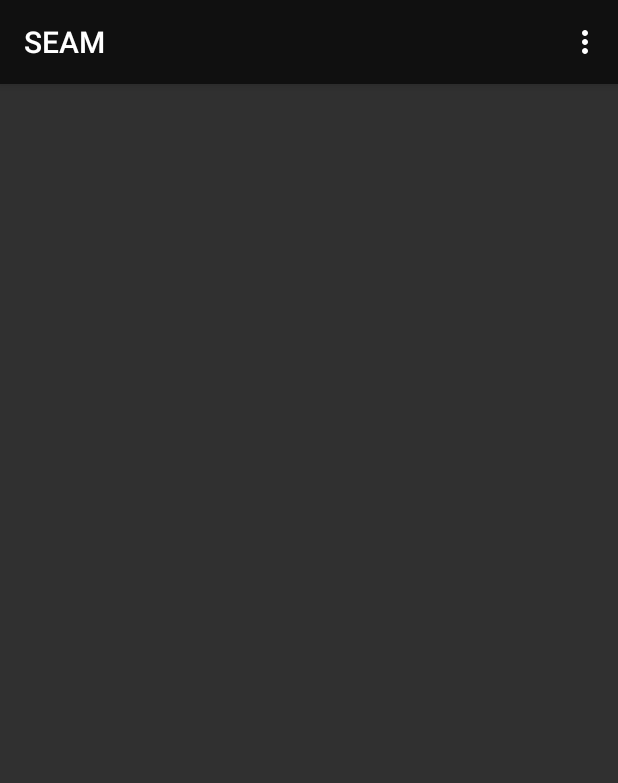
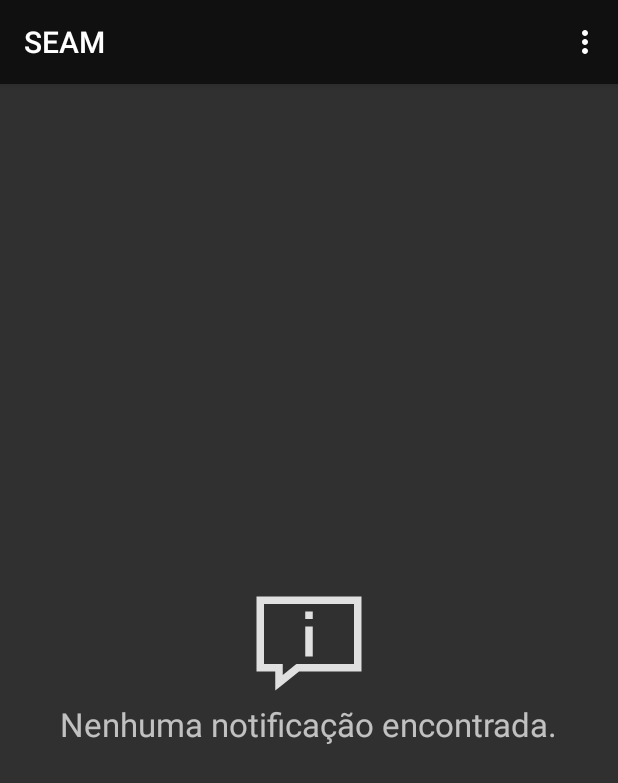
Before and after one commit to cayofontana/SEAM, an Android app: the screen it shows after launch (MainActivity), on a phone screen of 412 x 824 dp. Shown: the top 783 px of the screen. Run offline under Robolectric (Android 15) with nearby library versions, the phone set to English and light mode, and no system bars.

Commit message:
Implementação de popup de Mensagem em XML; Implementação de tratamento de notificações (lista) vazia.

```diff
--- a/app/src/main/java/com/example/cayo/seam/MainActivity.java
+++ b/app/src/main/java/com/example/cayo/seam/MainActivity.java
@@ -1,27 +1,22 @@
 package com.example.cayo.seam;
 
 import android.content.BroadcastReceiver;
-import android.content.ClipData;
 import android.content.ClipboardManager;
 import android.content.Context;
-import android.content.DialogInterface;
 import android.content.Intent;
 import android.content.IntentFilter;
-import android.support.v7.app.AlertDialog;
 import android.support.v7.app.AppCompatActivity;
 import android.os.Bundle;
 import android.view.Menu;
 import android.view.MenuInflater;
 import android.view.MenuItem;
 import android.view.View;
-import android.view.animation.AlphaAnimation;
-import android.view.animation.Animation;
-import android.view.animation.AnimationSet;
+import android.widget.LinearLayout;
 import android.widget.ListView;
-import android.widget.TextView;
 
 import com.example.cayo.seam.infraestrutura.Util;
 import com.example.cayo.seam.servico.NotificacaoServico;
+
 import com.google.firebase.iid.FirebaseInstanceId;
 
 import java.util.List;
@@ -29,6 +24,7 @@ import java.util.List;
 public class MainActivity extends AppCompatActivity
 {
     private ListView lvwNotificacoes;
+    private LinearLayout painelListaVazia;
 
     @Override
     protected void onCreate(Bundle savedInstanceState)
@@ -37,6 +33,8 @@ public class MainActivity extends AppCompatActivity
         setContentView(R.layout.activity_main);
 
         lvwNotificacoes = (ListView) findViewById(R.id.lvwNotificacoes);
+        painelListaVazia = (LinearLayout) findViewById(R.id.painelListaVazia);
+
         exibirNotificacoes();
 
         if (getIntent().getExtras() != null && getIntent().getExtras().containsKey("seam"))
@@ -72,7 +70,7 @@ public class MainActivity extends AppCompatActivity
         switch (item.getItemId())
         {
             case R.id.token:
-                Util.exibirPopup((ClipboardManager) getSystemService(CLIPBOARD_SERVICE), this, "Token (ID)", FirebaseInstanceId.getInstance().getToken());
+                Util.exibirDialogo((ClipboardManager) getSystemService(CLIPBOARD_SERVICE), this, FirebaseInstanceId.getInstance().getToken());
                 return (true);
             default:
                 return (super.onOptionsItemSelected(item));
@@ -81,8 +79,17 @@ public class MainActivity extends AppCompatActivity
 
     private void exibirNotificacoes()
     {
+        painelListaVazia.setVisibility(View.INVISIBLE);
+        lvwNotificacoes.setVisibility(View.INVISIBLE);
+
         List<NotificacaoVisao> notificacoesVisao = NotificacaoVisao.listar(this);
-        lvwNotificacoes.setAdapter(new NotificacaoAdapter(this, notificacoesVisao));
+
+        if (notificacoesVisao.isEmpty())
+            painelListaVazia.setVisibility(View.VISIBLE);
+        else {
+            lvwNotificacoes.setVisibility(View.VISIBLE);
+            lvwNotificacoes.setAdapter(new NotificacaoAdapter(this, notificacoesVisao));
+        }
     }
 
     private class MainActivityReceiver extends BroadcastReceiver
--- a/app/src/main/java/com/example/cayo/seam/NotificacaoVisao.java
+++ b/app/src/main/java/com/example/cayo/seam/NotificacaoVisao.java
@@ -91,7 +91,7 @@ public class NotificacaoVisao
         List<NotificacaoVisao> notificacoesVisao = new ArrayList<NotificacaoVisao>();
 
         for (Notificacao notificacao : Notificacao.listar(contexto))
-            notificacoesVisao.add(new NotificacaoVisao(notificacao,"Evento " + notificacao.getId() + ": Possível Invasão", "Sensores notificaram presença de objeto em ", Util.alterarFormatoData(notificacao.getData(), "dd/MM/yyyy hh:mm:ss"), 1));
+            notificacoesVisao.add(new NotificacaoVisao(notificacao,"Notificação " + notificacao.getId() + ": Possível Invasão", "Sensores identificaram a presença de objeto em ", Util.alterarFormatoData(notificacao.getData(), "dd/MM/yyyy hh:mm:ss"), 1));
 
         return (notificacoesVisao);
     }
--- a/app/src/main/java/com/example/cayo/seam/dados/DBHelper.java
+++ b/app/src/main/java/com/example/cayo/seam/dados/DBHelper.java
@@ -7,7 +7,7 @@ import com.example.cayo.seam.dados.NotificacaoContrato.NotificacaoVerbete;
 
 public class DBHelper extends SQLiteOpenHelper
 {
-    public static final int VERSAO_DATABASE = 2;
+    public static final int VERSAO_DATABASE = 3;
     public static final String NOME_DATABASE = "SEAM.db";
 
     private static final String SQL_CRIAR_TABELAS =
--- /dev/null
+++ b/app/src/main/res/drawable/ic_informacao.xml
@@ -0,0 +1,4 @@
+<vector android:height="24dp" android:viewportHeight="32"
+    android:viewportWidth="32" android:width="24dp" xmlns:android="http://schemas.android.com/apk/res/android">
+    <path android:fillColor="#E0E0E0" android:pathData="M2,6L2,26L7,26L7,31.0938L8.625,29.7813L13.3438,26L30,26L30,6ZM4,8L28,8L28,24L12.6563,24L12.375,24.2188L9,26.9063L9,24L4,24ZM15,10L15,12L17,12L17,10ZM15,14L15,22L17,22L17,14Z"/>
+</vector>
--- a/app/src/main/res/layout/activity_main.xml
+++ b/app/src/main/res/layout/activity_main.xml
@@ -6,6 +6,27 @@
     android:layout_width="match_parent"
     android:layout_height="match_parent"
     tools:context=".MainActivity">
+
+    <LinearLayout android:id="@+id/painelListaVazia"
+        android:layout_width="match_parent"
+        android:layout_height="match_parent"
+        android:orientation="vertical"
+        android:gravity="center">
+
+        <ImageView android:layout_width="80dp"
+            android:layout_height="80dp"
+            android:id="@+id/icone"
+            android:src="@drawable/ic_informacao"
+            android:scaleType="fitXY" />
+
+        <TextView
+            android:layout_width="wrap_content"
+            android:layout_height="wrap_content"
+            android:text="Nenhuma notificação encontrada."
+            android:textSize="10pt"
+            android:layout_marginTop="5dp"/>
+
+    </LinearLayout>
 
     <ListView
         android:id="@+id/lvwNotificacoes"
```
Also changed, not shown: app/src/main/java/com/example/cayo/seam/infraestrutura/Util.java (+46 -22 lines), app/src/main/res/layout/dialogo.xml (added, +65 -0 lines).
